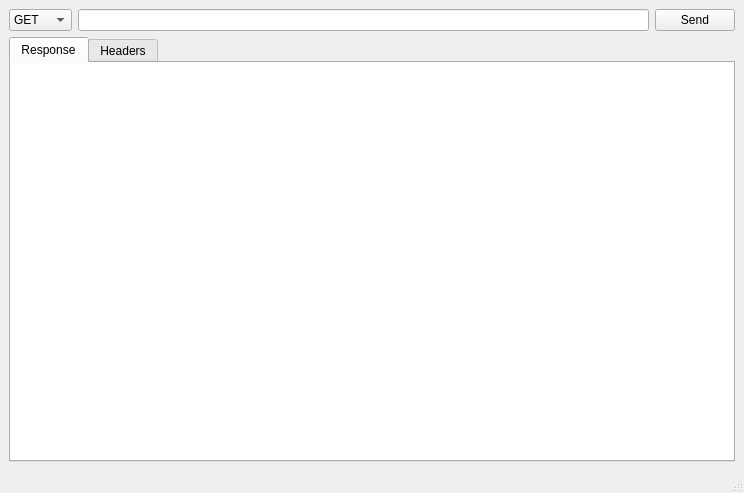
The window that main.ui (LinkedList/qTTp) describes before a commit, drawn with Qt 5.
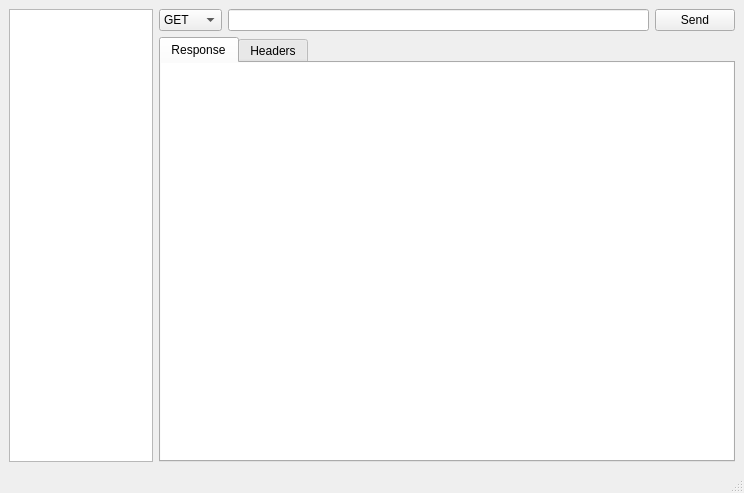
The same window after the commit.

Commit message: We have history now, and it's clickable

```diff
--- a/main.ui
+++ b/main.ui
@@ -32,7 +32,27 @@
      <height>890</height>
     </size>
    </property>
-   <layout class="QHBoxLayout" name="horizontalLayout_2">
+   <layout class="QHBoxLayout" name="horizontalLayout_2" stretch="1,4">
+    <item>
+     <layout class="QHBoxLayout" name="horizontalLayout_3" stretch="0">
+      <property name="sizeConstraint">
+       <enum>QLayout::SetNoConstraint</enum>
+      </property>
+      <property name="leftMargin">
+       <number>0</number>
+      </property>
+      <item>
+       <widget class="QListWidget" name="historyList">
+        <property name="maximumSize">
+         <size>
+          <width>16777215</width>
+          <height>16777215</height>
+         </size>
+        </property>
+       </widget>
+      </item>
+     </layout>
+    </item>
     <item>
      <layout class="QVBoxLayout" name="verticalLayout">
       <property name="sizeConstraint">
```
The commit also changes 2 other files.
